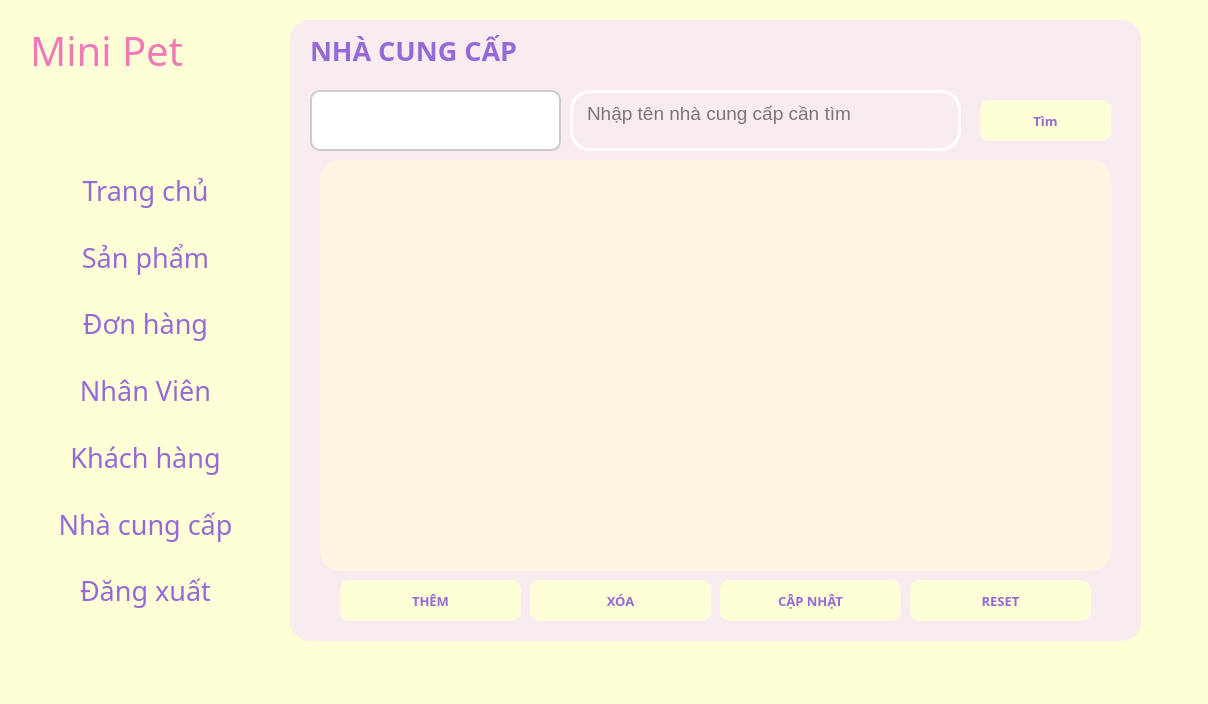
Old version of the form Main/main.ui in the repository minhngoc22/Pet-Store.
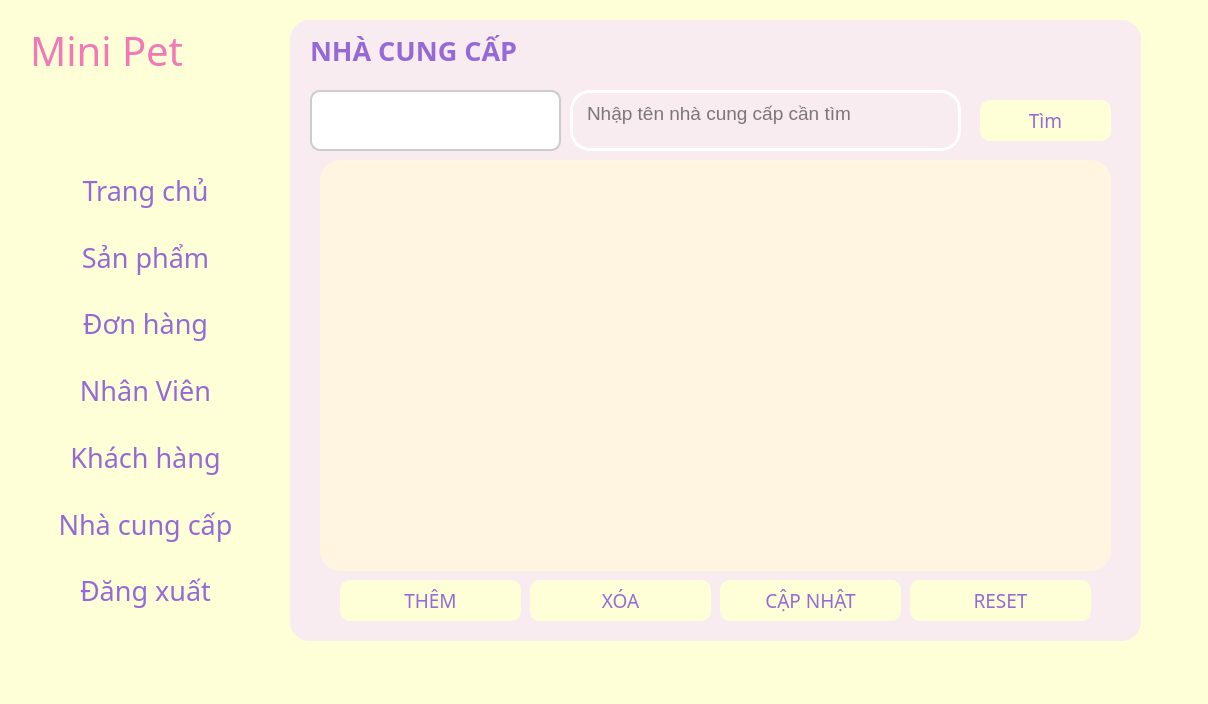
New version of the form. The open tabs and pages were chosen to show the change. Icons and pictures are not drawn.

```diff
--- a/Main/main.ui
+++ b/Main/main.ui
@@ -2219,10 +2219,11 @@
       </property>
       <property name="font">
        <font>
-        <family>Arial Black</family>
-        <pointsize>10</pointsize>
-        <weight>75</weight>
-        <bold>true</bold>
+        <family>Segoe UI Black</family>
+        <pointsize>14</pointsize>
+        <weight>10</weight>
+        <italic>false</italic>
+        <bold>false</bold>
        </font>
       </property>
       <property name="styleSheet">
@@ -2256,10 +2257,11 @@
       </property>
       <property name="font">
        <font>
-        <family>Arial Black</family>
-        <pointsize>10</pointsize>
-        <weight>75</weight>
-        <bold>true</bold>
+        <family>Segoe UI Black</family>
+        <pointsize>14</pointsize>
+        <weight>10</weight>
+        <italic>false</italic>
+        <bold>false</bold>
        </font>
       </property>
       <property name="styleSheet">
@@ -2293,10 +2295,11 @@
       </property>
       <property name="font">
        <font>
-        <family>Arial Black</family>
-        <pointsize>10</pointsize>
-        <weight>75</weight>
-        <bold>true</bold>
+        <family>Segoe UI Black</family>
+        <pointsize>14</pointsize>
+        <weight>10</weight>
+        <italic>false</italic>
+        <bold>false</bold>
        </font>
       </property>
       <property name="styleSheet">
@@ -2330,10 +2333,11 @@
       </property>
       <property name="font">
        <font>
-        <family>Arial Black</family>
-        <pointsize>10</pointsize>
-        <weight>75</weight>
-        <bold>true</bold>
+        <family>Segoe UI Black</family>
+        <pointsize>14</pointsize>
+        <weight>10</weight>
+        <italic>false</italic>
+        <bold>false</bold>
        </font>
       </property>
       <property name="styleSheet">
@@ -2367,10 +2371,11 @@
       </property>
       <property name="font">
        <font>
-        <family>Arial Black</family>
-        <pointsize>10</pointsize>
-        <weight>75</weight>
-        <bold>true</bold>
+        <family>Segoe UI Black</family>
+        <pointsize>14</pointsize>
+        <weight>10</weight>
+        <italic>false</italic>
+        <bold>false</bold>
        </font>
       </property>
       <property name="styleSheet">
```
Left out of the diff: 7 changed lines with no effect on the pictures.
